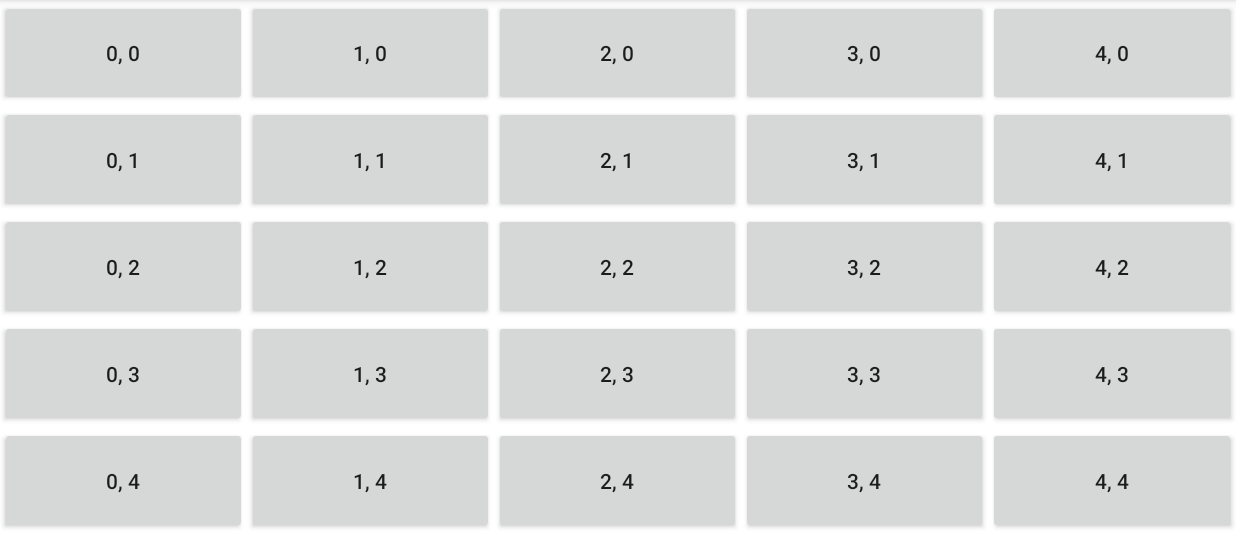
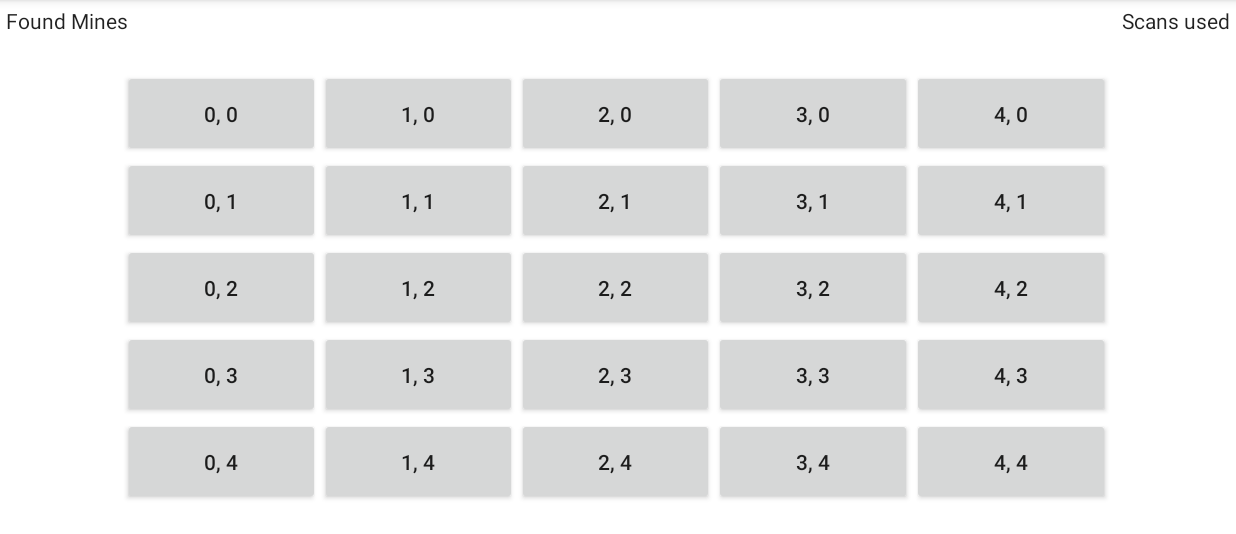
Before and after one commit to HobbesChiong/Rebel_Finder, an Android app: the GameActivity screen opened directly, with no data from a screen before it, on a phone screen of 824 x 412 dp (held sideways), the part 84-618 px from its top. Run offline under Robolectric (Android 15) with nearby library versions, the phone set to English and light mode, and no system bars.

Commit message:
updated Game Activity UI

```diff
--- a/app/src/main/res/layout/activity_game.xml
+++ b/app/src/main/res/layout/activity_game.xml
@@ -8,13 +8,38 @@
 
     <TableLayout
         android:id="@+id/tableForButtons"
-        android:layout_width="match_parent"
-        android:layout_height="match_parent"
+        android:layout_width="658dp"
+        android:layout_height="290dp"
         android:stretchColumns="*"
+        app:layout_constraintBottom_toBottomOf="parent"
         app:layout_constraintEnd_toEndOf="parent"
-        app:layout_constraintHorizontal_bias="0.385"
+        app:layout_constraintHorizontal_bias="0.493"
         app:layout_constraintStart_toStartOf="parent"
-        tools:layout_editor_absoluteY="55dp">
+        app:layout_constraintTop_toTopOf="parent"
+        app:layout_constraintVertical_bias="0.71">
 
     </TableLayout>
+
+    <TextView
+        android:id="@+id/tvFoundMines"
+        android:layout_width="166dp"
+        android:layout_height="26dp"
+        android:layout_marginStart="4dp"
+        android:layout_marginTop="4dp"
+        android:text="Found Mines"
+        android:textAppearance="@style/TextAppearance.AppCompat.Body1"
+        app:layout_constraintStart_toStartOf="parent"
+        app:layout_constraintTop_toTopOf="parent" />
+
+    <TextView
+        android:id="@+id/tvScans"
+        android:layout_width="142dp"
+        android:layout_height="30dp"
+        android:layout_marginTop="4dp"
+        android:layout_marginEnd="4dp"
+        android:text="Scans used"
+        android:textAlignment="textEnd"
+        android:textAppearance="@style/TextAppearance.AppCompat.Body1"
+        app:layout_constraintEnd_toEndOf="parent"
+        app:layout_constraintTop_toTopOf="parent" />
 </androidx.constraintlayout.widget.ConstraintLayout>
```
